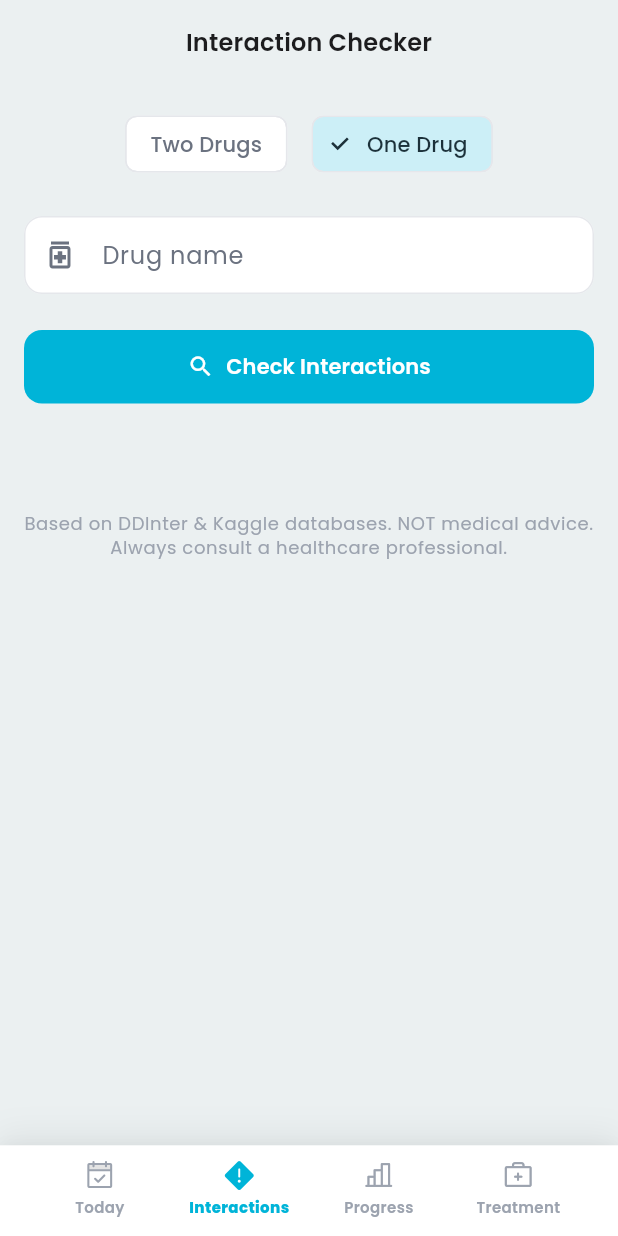
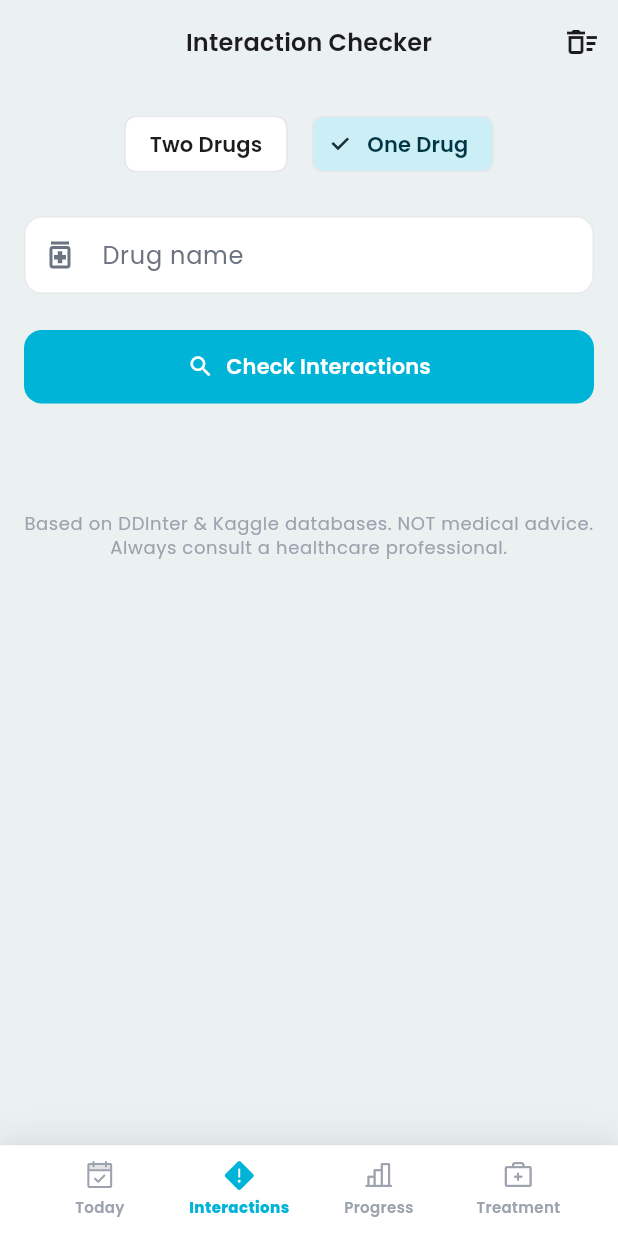
Before and after one commit to Djdonkeykong/Aegis, a Flutter app: the screen it shows after launch, item 2 of the bottom bar chosen, after a tap on "One Drug", on a phone screen of 412 x 824 dp. Run offline on Flutter 3.47's test engine with Material 3 defaults, Android fonts, the phone set to English and light mode, and no system bars; our stand-ins replace csv, flutter_riverpod, flutter_slidable, flutter_svg, google_fonts, shared_preferences.

Commit message:
Results changes
The interactions screen now clears stale results instead of stacking old summaries with new searches.

```diff
--- a/lib/src/features/interactions/presentation/pages/interaction_checker_page.dart
+++ b/lib/src/features/interactions/presentation/pages/interaction_checker_page.dart
@@ -34,6 +34,8 @@ class _InteractionCheckerPageState
   @override
   void initState() {
     super.initState();
+    _drug1Controller.addListener(_handleDrugInputChanged);
+    _drug2Controller.addListener(_handleDrugInputChanged);
     // Trigger CSV data loading
     Future.microtask(() => ref.read(drugDataLoadedProvider));
   }
@@ -89,11 +91,7 @@ class _InteractionCheckerPageState
     _drug1Controller.text = primaryDrug;
     _drug2Controller.text = cleanedInteractionDrug;
 
-    setState(() {
-      _singleMode = false;
-      _pairResult = null;
-      _errorMessage = null;
-    });
+    _setMode(false);
 
     await _performCheck();
   }
@@ -106,6 +104,13 @@ class _InteractionCheckerPageState
     return Scaffold(
       appBar: AppBar(
         title: const Text('Interaction Checker'),
+        actions: [
+          IconButton(
+            tooltip: 'Clear search',
+            icon: const Icon(Icons.delete_sweep_outlined),
+            onPressed: _loading ? null : _clearSearchState,
+          ),
+        ],
       ),
       body: SafeArea(
         child: SingleChildScrollView(
@@ -120,15 +125,37 @@ class _InteractionCheckerPageState
                 mainAxisAlignment: MainAxisAlignment.center,
                 children: [
                   ChoiceChip(
-                    label: const Text('Two Drugs'),
+                    label: Text(
+                      'Two Drugs',
+                      style: Theme.of(context).textTheme.labelLarge?.copyWith(
+                            color: !_singleMode
+                                ? AppColors.onPrimaryContainer
+                                : AppColors.textPrimary,
+                            fontWeight: FontWeight.w600,
+                          ),
+                    ),
                     selected: !_singleMode,
-                    onSelected: (_) => setState(() => _singleMode = false),
+                    backgroundColor: AppColors.surface,
+                    selectedColor: AppColors.primaryContainer,
+                    side: const BorderSide(color: AppColors.outline),
+                    onSelected: (_) => _setMode(false),
                   ),
                   SizedBox(width: spacing.m),
                   ChoiceChip(
-                    label: const Text('One Drug'),
+                    label: Text(
+                      'One Drug',
+                      style: Theme.of(context).textTheme.labelLarge?.copyWith(
+                            color: _singleMode
+                                ? AppColors.onPrimaryContainer
+                                : AppColors.textPrimary,
+                            fontWeight: FontWeight.w600,
+                          ),
+                    ),
                     selected: _singleMode,
-                    onSelected: (_) => setState(() => _singleMode = true),
+                    backgroundColor: AppColors.surface,
+                    selectedColor: AppColors.primaryContainer,
+                    side: const BorderSide(color: AppColors.outline),
+                    onSelected: (_) => _setMode(true),
                   ),
                 ],
               ),
@@ -248,6 +275,8 @@ class _InteractionCheckerPageState
 
   @override
   void dispose() {
+    _drug1Controller.removeListener(_handleDrugInputChanged);
+    _drug2Controller.removeListener(_handleDrugInputChanged);
     _drug1Controller.dispose();
     _drug2Controller.dispose();
     _scrollController.dispose();
@@ -272,4 +301,42 @@ class _InteractionCheckerPageState
       }
     });
   }
+
+  void _handleDrugInputChanged() {
+    if (_loading) return;
+    if (_pairResult == null && _singleResult == null && _errorMessage == null) {
+      return;
+    }
+
+    setState(() {
+      _pairResult = null;
+      _singleResult = null;
+      _errorMessage = null;
+    });
+  }
+
+  void _setMode(bool singleMode) {
+    if (_singleMode == singleMode) return;
+
+    setState(() {
+      _singleMode = singleMode;
+      _pairResult = null;
+      _singleResult = null;
+      _errorMessage = null;
+    });
+  }
+
+  void _clearSearchState() {
+    _drug1Controller.clear();
+    _drug2Controller.clear();
+
+    setState(() {
+      _pairResult = null;
+      _singleResult = null;
+      _errorMessage = null;
+      _expandedSingleDrugSections
+        ..clear()
+        ..add(SeverityLevel.high);
+    });
+  }
 }
```
